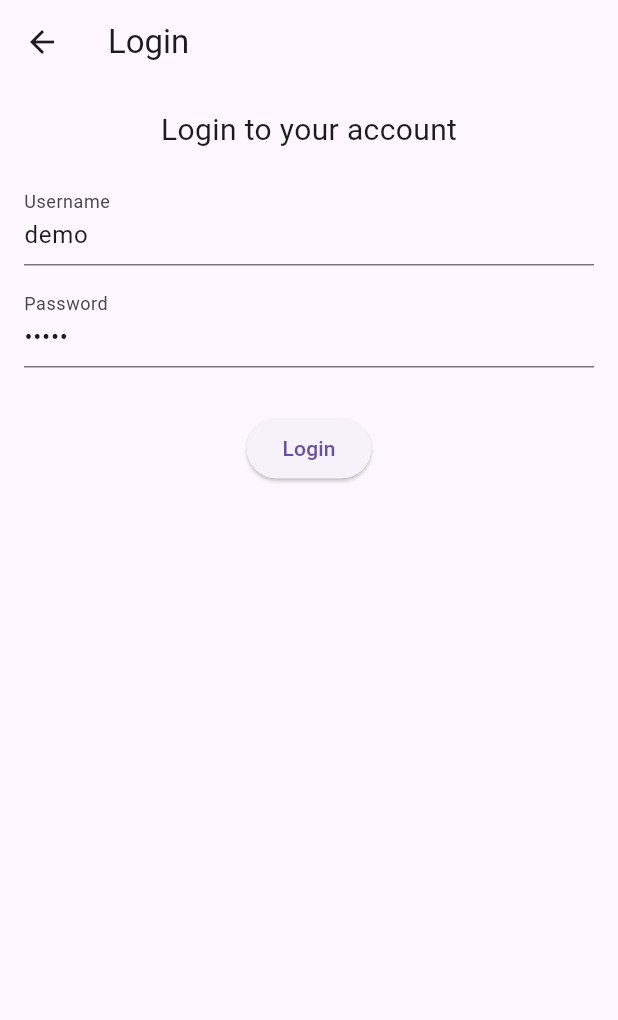
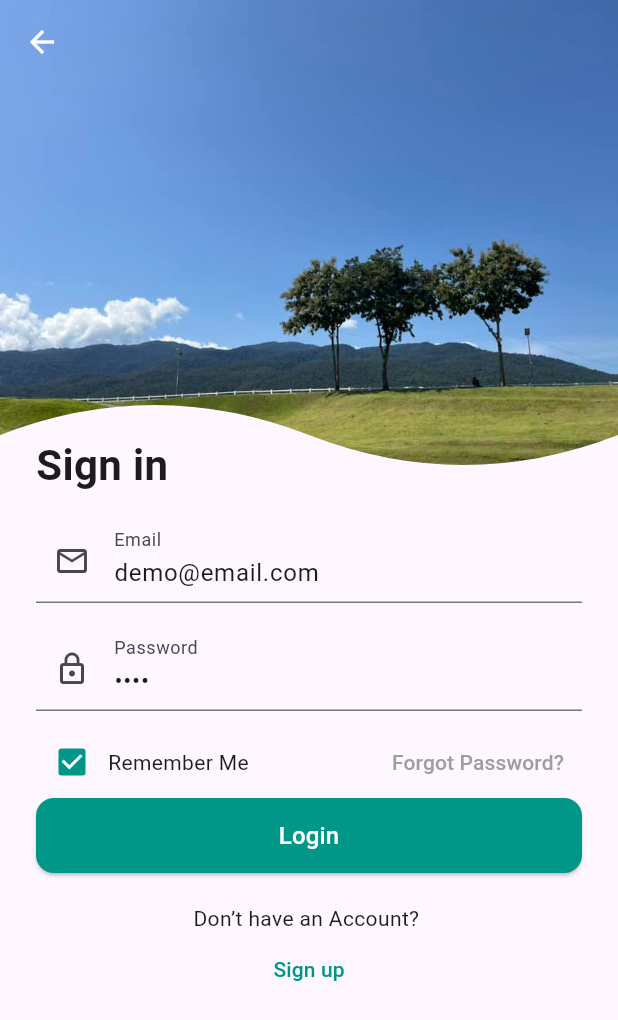
Before and after one commit to haniscreator/NomadNorthTravel, a Flutter app: the LoginScreen screen opened directly, on a phone screen of 412 x 824 dp. Shown: the top 1020 px of the screen. Run offline on Flutter 3.47's test engine with Material 3 defaults, Android fonts, the light colour scheme and no system bars; our stand-ins replace flutter_bloc, iconsax, shared_preferences, smooth_page_indicator; accounts and stored records are empty; network calls fail.

Commit message:
login page is done

```diff
--- a/lib/const/const.dart
+++ b/lib/const/const.dart
@@ -6,6 +6,7 @@ const blueTextColor = Color(0xff035997);
 
 
 const kDummyUsername = "demo";
+const kDummyEmail = "demo@email.com";
 const kDummyPassword = "1234";
 
 const List<String> kLocationList = [
--- a/lib/screens/auth/login_screen.dart
+++ b/lib/screens/auth/login_screen.dart
@@ -1,8 +1,8 @@
 import 'package:flutter/material.dart';
 import 'package:flutter_bloc/flutter_bloc.dart';
+import 'package:travel_in_chiangmai/const/const.dart';
 import 'package:travel_in_chiangmai/widgets/main_nav.dart';
 import '../../blocs/auth_cubit.dart';
-
 
 class LoginScreen extends StatefulWidget {
   const LoginScreen({super.key});
@@ -12,24 +12,20 @@ class LoginScreen extends StatefulWidget {
 }
 
 class _LoginScreenState extends State<LoginScreen> {
-  final TextEditingController emailController = TextEditingController(text: 'demo');
-  final TextEditingController passwordController = TextEditingController(text: '12345');
-
-  final String hardcodedEmail = 'demo';
-  final String hardcodedPassword = '12345';
-
+  final TextEditingController emailController = TextEditingController(text: 'demo@email.com');
+  final TextEditingController passwordController = TextEditingController(text: '1234');
   String? errorMessage;
+  bool rememberMe = true;
 
   void handleLogin() {
     final email = emailController.text.trim();
     final password = passwordController.text.trim();
 
-    if (email == hardcodedEmail && password == hardcodedPassword) {
-      // Save user login state
+    if (email == kDummyEmail && password == kDummyPassword) {
       context.read<AuthCubit>().login(email: email);
       Navigator.pushReplacement(
         context,
-        MaterialPageRoute(builder: (_) => const MainNav(selectedIndex: 2,)),
+        MaterialPageRoute(builder: (_) => const MainNav(selectedIndex: 2)),
       );
     } else {
       setState(() {
@@ -38,37 +34,174 @@ class _LoginScreenState extends State<LoginScreen> {
     }
   }
 
+
 @override
 Widget build(BuildContext context) {
   return Scaffold(
-      appBar: AppBar(title: const Text("Login")),
-      body: Padding(
-        padding: const EdgeInsets.all(16),
+    body: Stack(
+      children: [
+        // Background with ClipPath at the top
+        Column(
+          children: [
+            ClipPath(
+              clipper: WaveClipper(),
+              child: Container(
+                height: 370,
+                width: double.infinity,
+                decoration: const BoxDecoration(
+                  image: DecorationImage(
+                    image: AssetImage('assets/images/login_bg.jpg'),
+                    fit: BoxFit.cover,
+                  ),
+                ),
+              ),
+            ),
+          ],
+        ),
+
+        // Content below the ClipPath
+        SingleChildScrollView(
+          child: Column(
+            crossAxisAlignment: CrossAxisAlignment.start,
+            children: [
+              const SizedBox(height: 290), // Space for the ClipPath
+
+              // "Sign In" Title
+              const Padding(
+                padding: EdgeInsets.symmetric(horizontal: 24),
+                child: Text(
+                  'Sign in',
+                  style: TextStyle(
+                    fontSize: 28,
+                    fontWeight: FontWeight.bold,
+                  ),
+                ),
+              ),
+              const SizedBox(height: 16),
+
+              // Login Form
+              Padding(
+                padding: const EdgeInsets.symmetric(horizontal: 24),
                 child: Column(
                   children: [
-            const Text("Login to your account", style: TextStyle(fontSize: 20)),
-            const SizedBox(height: 20),
                     TextField(
                       controller: emailController,
-              decoration: const InputDecoration(labelText: 'Username'),
+                      decoration: const InputDecoration(
+                        prefixIcon: Icon(Icons.email_outlined),
+                        labelText: 'Email',
                       ),
-            const SizedBox(height: 12),
+                    ),
+                    const SizedBox(height: 16),
                     TextField(
                       controller: passwordController,
                       obscureText: true,
-              decoration: const InputDecoration(labelText: 'Password'),
+                      decoration: const InputDecoration(
+                        prefixIcon: Icon(Icons.lock_outline),
+                        labelText: 'Password',
+                      ),
+                    ),
+                    const SizedBox(height: 10),
+                    Row(
+                      children: [
+                        Checkbox(
+                          value: rememberMe,
+                          onChanged: (value) {
+                            setState(() {
+                              rememberMe = value!;
+                            });
+                          },
+                          fillColor: WidgetStateProperty.resolveWith<Color>((Set<WidgetState> states) {
+                            if (states.contains(WidgetState.selected)) {
+                              return Colors.teal;
+                            }
+                            return Colors.grey;
+                          }),
+                        ),
+                        const Text("Remember Me"),
+                        const Spacer(),
+                        TextButton(
+                          onPressed: () {},
+                          child: const Text(
+                            "Forgot Password?",
+                            style: TextStyle(color: Colors.grey),
+                          ),
+                        ),
+                      ],
+                    ),
+
+                    if (errorMessage != null)
+                      Padding(
+                        padding: const EdgeInsets.only(bottom: 10),
+                        child: Text(errorMessage!, style: const TextStyle(color: Colors.red)),
+                      ),
+                    SizedBox(
+                      width: double.infinity,
+                      height: 50,
+                      child: ElevatedButton(
+                        onPressed: handleLogin,
+                        style: ElevatedButton.styleFrom(
+                          backgroundColor: Colors.teal,
+                          shape: RoundedRectangleBorder(borderRadius: BorderRadius.circular(12)),
+                        ),
+                        child: const Text("Login", style: TextStyle(fontSize: 16, color: Colors.white)),
+                      ),
                     ),
                     const SizedBox(height: 20),
-            if (errorMessage != null)
-              Text(errorMessage!, style: const TextStyle(color: Colors.red)),
-            const SizedBox(height: 10),
-            ElevatedButton(
-              onPressed: handleLogin,
-              child: const Text('Login'),
+                    const Text("Don’t have an Account? "),
+                    TextButton(
+                      onPressed: () {},
+                      child: const Text("Sign up", style: TextStyle(color: Colors.teal)),
+                    ),
+                    const SizedBox(height: 30),
+                  ],
+                ),
               ),
             ],
           ),
         ),
+
+        // AppBar on top of ClipPath
+        Positioned(
+          top: 0,
+          left: 0,
+          right: 0,
+          child: AppBar(
+            backgroundColor: Colors.transparent,
+            elevation: 0,
+            leading: BackButton(color: Colors.white),
+          ),
+        ),
+      ],
+    ),
   );
 }
+
 }
+
+
+class WaveClipper extends CustomClipper<Path> {
+  @override
+  Path getClip(Size size) {
+    var path = Path();
+    path.lineTo(0, size.height - 80); // Start path from bottom left
+
+    // First wave
+    path.quadraticBezierTo(
+      size.width * 0.25, size.height - 120,
+      size.width * 0.5, size.height - 80,
+    );
+
+    // Second wave
+    path.quadraticBezierTo(
+      size.width * 0.75, size.height - 40,
+      size.width, size.height - 80,
+    );
+
+    path.lineTo(size.width, 0); // Top right corner
+    path.close(); // Close the path
+    return path;
+  }
+
+  @override
+  bool shouldReclip(CustomClipper<Path> oldClipper) => false;
+}
```
Also changed, not shown: assets/images/login_bg.jpg (added). Lines whose indentation alone changed are shown as unchanged.
